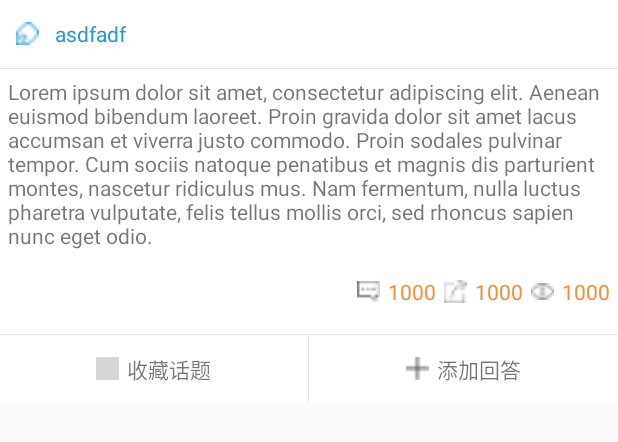
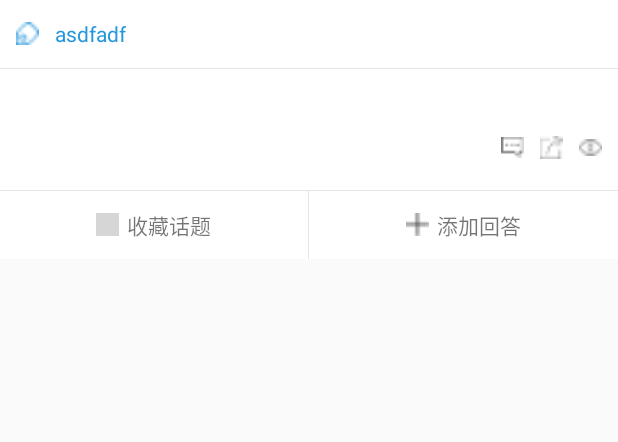
Before and after one commit to HuGunJun/Red_Apple, an Android app: the layout view_discuss_detail_header.xml on its own in the app's theme, with its tools: preview values and no code run, on a phone screen of 412 x 824 dp. Shown: the top 442 px of the screen. Run offline under Robolectric (Android 15) with nearby library versions, the light colour scheme and no system bars; grey boxes are pictures that could not be loaded.

Commit message:
修改回答详情页面修改

```diff
--- a/app/src/main/java/com/iwind/red_apple/Tax/DiscussDetailActivity.java
+++ b/app/src/main/java/com/iwind/red_apple/Tax/DiscussDetailActivity.java
@@ -53,6 +53,7 @@ public class DiscussDetailActivity extends EaseBaseActivity implements View.OnCl
     TextView tv_messagecount;
     TextView tv_seeknumber;
     TextView tv_sharenumber;
+    TextView tv_answer;
     private List<HashMap<String, String>> mList = new ArrayList<HashMap<String, String>>();
     private DiscussDetailAdapter mDiscussDetailAdapter;
 
@@ -99,7 +100,7 @@ public class DiscussDetailActivity extends EaseBaseActivity implements View.OnCl
         tv_seeknumber = (TextView) discuss_detail_header.findViewById(R.id.tv_seeknumber);
         tv_sharenumber = (TextView) discuss_detail_header.findViewById(R.id
                 .tv_sharenumber);
-
+        tv_answer = (TextView) discuss_detail_header.findViewById(R.id.tv_answer);
 //        tv_label.setText(getIntent().getExtras().getString(ConstantString.TAX_TYPE));
 //        tv_messagecount.setText(getIntent().getExtras().getString(ConstantString.MESSAGE_COUNT));
 //        tv_question_describe.setText(getIntent().getExtras().getString(ConstantString
@@ -126,8 +127,9 @@ public class DiscussDetailActivity extends EaseBaseActivity implements View.OnCl
                     try {
                         JSONObject jsonObject = new JSONObject(result);
                         JSONObject OBJ = jsonObject.getJSONObject(ConstantString.OBJ);
+                        tv_answer.setText(ResponseUtils.ParaseNull(OBJ.getString(ConstantString.FORUM_CONTENT)));
                         tv_label.setText(ResponseUtils.ParaseNull(OBJ.getString(ConstantString
-                                .TAX_TYPE)));
+                                .HLABEL)) + "-" + ResponseUtils.ParaseNull(OBJ.getString(ConstantString.TAX_TYPE)));
                         tv_question_describe.setText(ResponseUtils.ParaseNull(OBJ.getString
                                 (ConstantString.FORUM_TITLE)));
                         tv_messagecount.setText(ResponseUtils.ParaseNull(OBJ.getString
--- a/app/src/main/res/layout/activity_act__discuss__detail.xml
+++ b/app/src/main/res/layout/activity_act__discuss__detail.xml
@@ -22,8 +22,7 @@
         <TextView
             android:id="@+id/tv_question_describe"
             android:layout_width="match_parent"
-            android:layout_height="wrap_content"
-            android:text="国税是指国家上缴的税 ！地税这两个税有什么联系和区别？具体税种分开征收的依据是什么？" />
+            android:layout_height="wrap_content" />
     </LinearLayout>
 
     <com.easemob.easeui.widget.xlistview.XListView
--- a/app/src/main/res/layout/view_discuss_detail_header.xml
+++ b/app/src/main/res/layout/view_discuss_detail_header.xml
@@ -47,8 +47,7 @@
         <TextView
             android:id="@+id/tv_answer"
             android:layout_width="match_parent"
-            android:layout_height="wrap_content"
-            android:text="Lorem ipsum dolor sit amet, consectetur adipiscing elit. Aenean euismod bibendum laoreet. Proin gravida dolor sit amet lacus accumsan et viverra justo commodo. Proin sodales pulvinar tempor. Cum sociis natoque penatibus et magnis dis parturient montes, nascetur ridiculus mus. Nam fermentum, nulla luctus pharetra vulputate, felis tellus mollis orci, sed rhoncus sapien nunc eget odio." />
+            android:layout_height="wrap_content"/>
 
         <LinearLayout
             android:layout_width="match_parent"
@@ -69,7 +68,6 @@
                 android:layout_width="wrap_content"
                 android:layout_height="match_parent"
                 android:gravity="center"
-                android:text="1000"
                 android:textColor="@color/discuss_text_color" />
 
             <ImageView
@@ -85,7 +83,6 @@
                 android:layout_width="wrap_content"
                 android:layout_height="match_parent"
                 android:gravity="center"
-                android:text="1000"
                 android:textColor="@color/discuss_text_color" />
 
             <ImageView
@@ -101,7 +98,6 @@
                 android:layout_width="wrap_content"
                 android:layout_height="match_parent"
                 android:gravity="center"
-                android:text="1000"
                 android:textColor="@color/discuss_text_color" />
         </LinearLayout>
     </LinearLayout>
```
